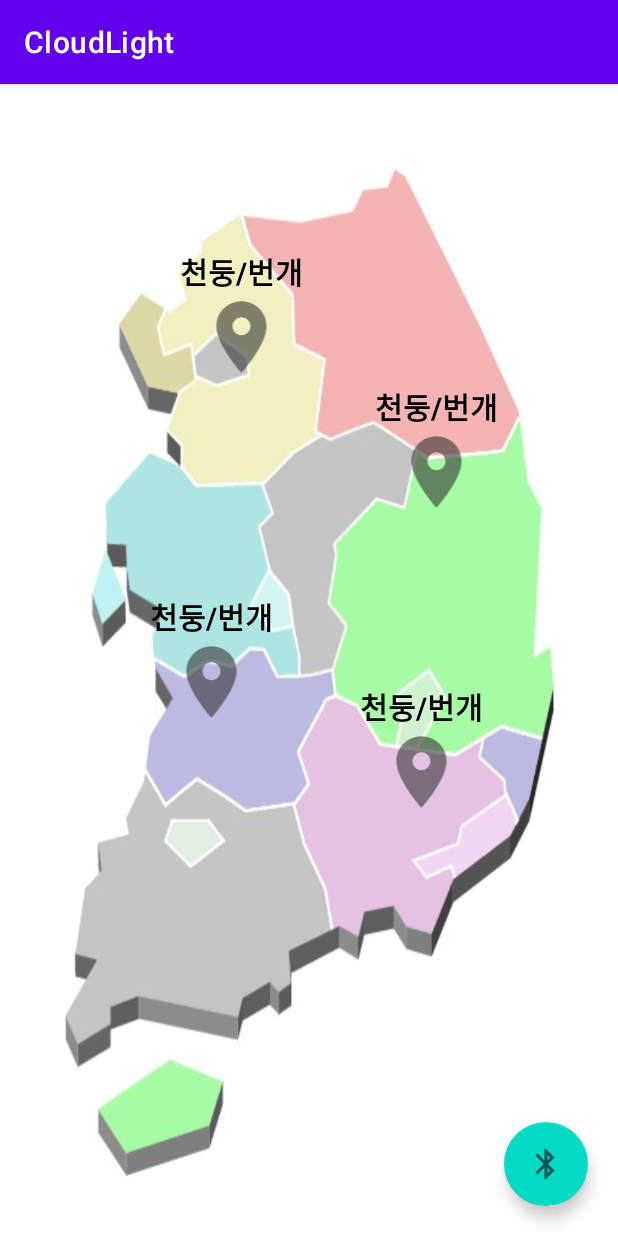
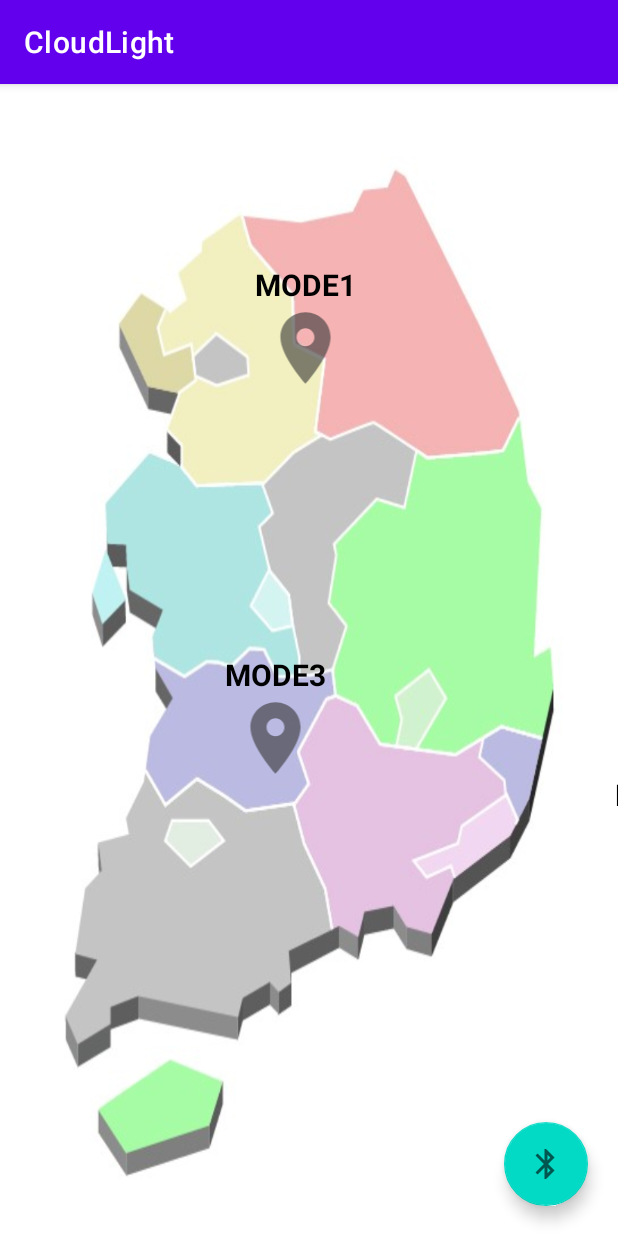
Before and after one commit to MarkKang05/mna_portfolio, an Android app: the screen it shows after launch (MainActivity), on a phone screen of 412 x 824 dp. Run offline under Robolectric (Android 15) with nearby library versions, the phone set to English and light mode, and no system bars; libraries missing offline, so code that uses them is left out: app.akexorcist.bluetotohspp; 5 statements that could not run were skipped.

Commit message:
Android App: Build&& commit Test

```diff
--- a/CloudLight/app/build.gradle
+++ b/CloudLight/app/build.gradle
@@ -7,7 +7,7 @@ android {
 
     defaultConfig {
         applicationId "com.example.cloudlight"
-        minSdk 26
+        minSdk 23
         targetSdk 31
         versionCode 1
         versionName "1.0"
--- a/CloudLight/app/src/main/res/layout/activity_main.xml
+++ b/CloudLight/app/src/main/res/layout/activity_main.xml
@@ -11,8 +11,8 @@
         android:id="@+id/loc1"
         android:layout_width="wrap_content"
         android:layout_height="wrap_content"
-        android:layout_marginStart="120dp"
-        android:layout_marginTop="110dp"
+        android:layout_marginStart="170dp"
+        android:layout_marginTop="120dp"
         android:orientation="vertical"
         app:layout_constraintStart_toStartOf="parent"
         app:layout_constraintTop_toTopOf="parent">
@@ -20,10 +20,10 @@
         <TextView
             android:layout_width="wrap_content"
             android:layout_height="wrap_content"
-            android:text="천둥/번개"
+            android:text="MODE1"
+            android:textColor="@color/black"
+            android:textSize="20sp"
             android:textStyle="bold"
-            android:textSize="20sp"
-            android:textColor="@color/black"
             app:layout_constraintBottom_toBottomOf="@+id/imageView"
             app:layout_constraintEnd_toEndOf="@+id/imageView"
             app:layout_constraintStart_toStartOf="@+id/imageView"
@@ -45,8 +45,8 @@
         android:id="@+id/loc2"
         android:layout_width="wrap_content"
         android:layout_height="wrap_content"
-        android:layout_marginStart="250dp"
-        android:layout_marginTop="200dp"
+        android:layout_marginStart="420dp"
+        android:layout_marginTop="300dp"
         android:orientation="vertical"
         app:layout_constraintStart_toStartOf="parent"
         app:layout_constraintTop_toTopOf="parent">
@@ -54,10 +54,10 @@
         <TextView
             android:layout_width="wrap_content"
             android:layout_height="wrap_content"
-            android:text="천둥/번개"
+            android:text="MODE2"
+            android:textColor="@color/black"
+            android:textSize="20sp"
             android:textStyle="bold"
-            android:textSize="20sp"
-            android:textColor="@color/black"
             app:layout_constraintBottom_toBottomOf="@+id/imageView"
             app:layout_constraintEnd_toEndOf="@+id/imageView"
             app:layout_constraintStart_toStartOf="@+id/imageView"
@@ -75,13 +75,12 @@
     </LinearLayout>
 
 
-
     <LinearLayout
         android:id="@+id/loc3"
         android:layout_width="wrap_content"
         android:layout_height="wrap_content"
-        android:layout_marginStart="100dp"
-        android:layout_marginTop="340dp"
+        android:layout_marginStart="150dp"
+        android:layout_marginTop="380dp"
         android:orientation="vertical"
         app:layout_constraintStart_toStartOf="parent"
         app:layout_constraintTop_toTopOf="parent">
@@ -89,10 +88,10 @@
         <TextView
             android:layout_width="wrap_content"
             android:layout_height="wrap_content"
-            android:text="천둥/번개"
+            android:text="MODE3"
+            android:textColor="@color/black"
+            android:textSize="20sp"
             android:textStyle="bold"
-            android:textSize="20sp"
-            android:textColor="@color/black"
             app:layout_constraintBottom_toBottomOf="@+id/imageView"
             app:layout_constraintEnd_toEndOf="@+id/imageView"
             app:layout_constraintStart_toStartOf="@+id/imageView"
@@ -110,13 +109,12 @@
     </LinearLayout>
 
 
-
     <LinearLayout
         android:id="@+id/loc4"
         android:layout_width="wrap_content"
         android:layout_height="wrap_content"
-        android:layout_marginStart="240dp"
-        android:layout_marginTop="400dp"
+        android:layout_marginStart="410dp"
+        android:layout_marginTop="460dp"
         android:orientation="vertical"
         app:layout_constraintStart_toStartOf="parent"
         app:layout_constraintTop_toTopOf="parent">
@@ -124,10 +122,10 @@
         <TextView
             android:layout_width="wrap_content"
             android:layout_height="wrap_content"
-            android:text="천둥/번개"
+            android:text="MODE4"
+            android:textColor="@color/black"
+            android:textSize="20sp"
             android:textStyle="bold"
-            android:textSize="20sp"
-            android:textColor="@color/black"
             app:layout_constraintBottom_toBottomOf="@+id/imageView"
             app:layout_constraintEnd_toEndOf="@+id/imageView"
             app:layout_constraintStart_toStartOf="@+id/imageView"
```
Also changed, not shown: 7 other files.
